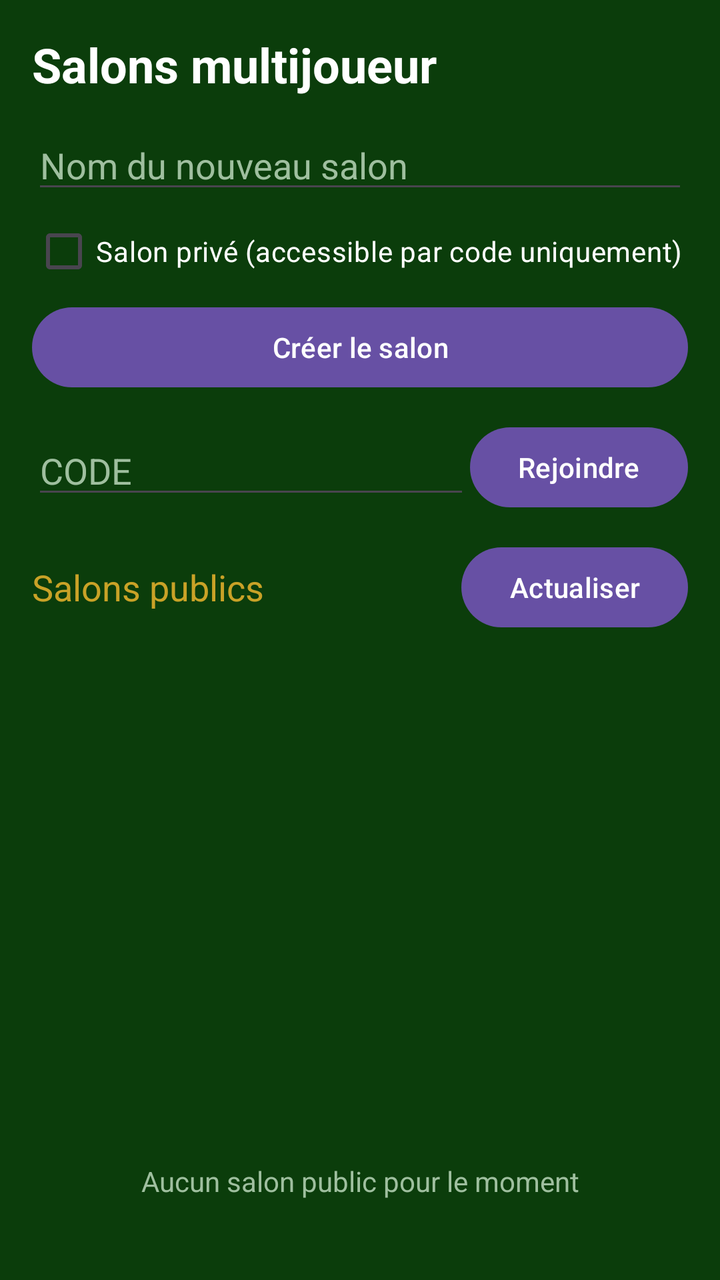
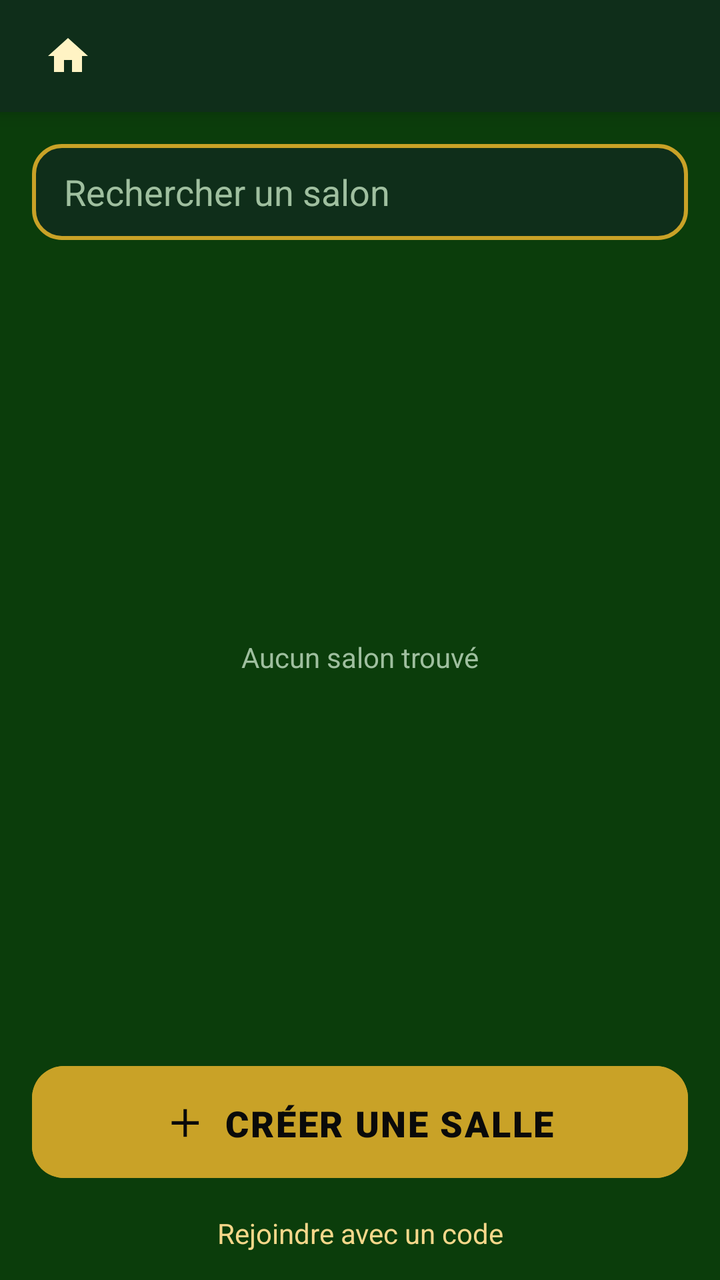

Screens rendered from an Android XML layout before and after an edit, with the pre-edit source and the edit as a unified diff.
<!-- AndroidManifest.xml: application theme Theme.My_Application_Sandbox -->
<!-- res/layout/activity_salon_list.xml -->
<?xml version="1.0" encoding="utf-8"?>
<LinearLayout xmlns:android="http://schemas.android.com/apk/res/android"
    android:id="@+id/main"
    android:layout_width="match_parent"
    android:layout_height="match_parent"
    android:background="#0B3D0B"
    android:orientation="vertical"
    android:padding="16dp">

    <TextView
        android:layout_width="wrap_content"
        android:layout_height="wrap_content"
        android:text="Salons multijoueur"
        android:textColor="#FFFFFF"
        android:textSize="24sp"
        android:textStyle="bold" />

    <EditText
        android:id="@+id/edit_salon_name"
        android:layout_width="match_parent"
        android:layout_height="wrap_content"
        android:layout_marginTop="12dp"
        android:hint="Nom du nouveau salon"
        android:maxLength="20"
        android:singleLine="true"
        android:textColor="#FFFFFF"
        android:textColorHint="#9FBF9F" />

    <CheckBox
        android:id="@+id/check_private"
        android:layout_width="wrap_content"
        android:layout_height="wrap_content"
        android:text="Salon privé (accessible par code uniquement)"
        android:textColor="#FFFFFF" />

    <Button
        android:id="@+id/btn_create_salon"
        android:layout_width="match_parent"
        android:layout_height="wrap_content"
        android:text="Créer le salon" />

    <LinearLayout
        android:layout_width="match_parent"
        android:layout_height="wrap_content"
        android:layout_marginTop="12dp"
        android:gravity="center_vertical"
        android:orientation="horizontal">

        <EditText
            android:id="@+id/edit_code"
            android:layout_width="0dp"
            android:layout_height="wrap_content"
            android:layout_weight="1"
            android:hint="CODE"
            android:inputType="textCapCharacters"
            android:maxLength="5"
            android:singleLine="true"
            android:textColor="#FFFFFF"
            android:textColorHint="#9FBF9F" />

        <Button
            android:id="@+id/btn_join_code"
            android:layout_width="wrap_content"
            android:layout_height="wrap_content"
            android:text="Rejoindre" />
    </LinearLayout>

    <LinearLayout
        android:layout_width="match_parent"
        android:layout_height="wrap_content"
        android:layout_marginTop="12dp"
        android:gravity="center_vertical"
        android:orientation="horizontal">

        <TextView
            android:layout_width="0dp"
            android:layout_height="wrap_content"
            android:layout_weight="1"
            android:text="Salons publics"
            android:textColor="#C9A227"
            android:textSize="18sp" />

        <Button
            android:id="@+id/btn_refresh"
            android:layout_width="wrap_content"
            android:layout_height="wrap_content"
            android:text="Actualiser" />
    </LinearLayout>

    <ListView
        android:id="@+id/list_salons"
        android:layout_width="match_parent"
        android:layout_height="0dp"
        android:layout_weight="1" />

    <TextView
        android:id="@+id/txt_empty"
        android:layout_width="match_parent"
        android:layout_height="wrap_content"
        android:gravity="center"
        android:padding="24dp"
        android:text="Aucun salon public pour le moment"
        android:textColor="#9FBF9F" />
</LinearLayout>
<!-- resources referenced by this layout -->
<resources>
  <style name="Theme.My_Application_Sandbox" parent="Base.Theme.My_Application_Sandbox" />
  <style name="Base.Theme.My_Application_Sandbox" parent="Theme.Material3.DayNight.NoActionBar">
          
          <item name="materialAlertDialogTheme">@style/Casino.Dialog</item>
          
      </style>
  <style name="Casino.Dialog" parent="ThemeOverlay.Material3.MaterialAlertDialog">
          <item name="colorSurface">#0F2E1A</item>
          <item name="colorOnSurface">#FFFFFF</item>
          <item name="colorOnSurfaceVariant">#F5D78A</item>
          <item name="colorPrimary">#C9A227</item>
          <item name="materialAlertDialogTitleTextStyle">@style/Casino.DialogTitle</item>
      </style>
  <style name="Casino.DialogTitle" parent="MaterialAlertDialog.Material3.Title.Text">
          <item name="android:textColor">#C9A227</item>
          <item name="android:textStyle">bold</item>
      </style>
</resources>

<!-- the commit's change to res/layout/activity_salon_list.xml (unified diff, before → after) -->
@@ -4,101 +4,88 @@
     android:layout_width="match_parent"
     android:layout_height="match_parent"
     android:background="#0B3D0B"
-    android:orientation="vertical"
-    android:padding="16dp">
+    android:orientation="vertical">
 
-    <TextView
-        android:layout_width="wrap_content"
-        android:layout_height="wrap_content"
-        android:text="Salons multijoueur"
-        android:textColor="#FFFFFF"
-        android:textSize="24sp"
-        android:textStyle="bold" />
+    <LinearLayout
+        android:id="@+id/topBar"
+        android:layout_width="match_parent"
+        android:layout_height="56dp"
+        android:background="#0F2E1A"
+        android:elevation="6dp"
+        android:gravity="center_vertical"
+        android:orientation="horizontal"
+        android:paddingHorizontal="12dp">
+
+        <ImageButton
+            android:id="@+id/btnHome"
+            android:layout_width="44dp"
+            android:layout_height="44dp"
+            android:background="?attr/selectableItemBackgroundBorderless"
+            android:contentDescription="Accueil"
+            android:src="@drawable/ic_home" />
+    </LinearLayout>
 
     <EditText
-        android:id="@+id/edit_salon_name"
+        android:id="@+id/edit_search"
         android:layout_width="match_parent"
-        android:layout_height="wrap_content"
-        android:layout_marginTop="12dp"
-        android:hint="Nom du nouveau salon"
-        android:maxLength="20"
+        android:layout_height="48dp"
+        android:layout_margin="16dp"
+        android:background="@drawable/card_bg"
+        android:hint="Rechercher un salon"
+        android:paddingHorizontal="16dp"
         android:singleLine="true"
         android:textColor="#FFFFFF"
         android:textColorHint="#9FBF9F" />
 
-    <CheckBox
-        android:id="@+id/check_private"
-        android:layout_width="wrap_content"
-        android:layout_height="wrap_content"
-        android:text="Salon privé (accessible par code uniquement)"
-        android:textColor="#FFFFFF" />
+    <FrameLayout
+        android:layout_width="match_parent"
+        android:layout_height="0dp"
+        android:layout_weight="1">
+
+        <ListView
+            android:id="@+id/list_salons"
+            android:layout_width="match_parent"
+            android:layout_height="match_parent"
+            android:clipToPadding="false"
+            android:divider="@android:color/transparent"
+            android:dividerHeight="10dp"
+            android:listSelector="@android:color/transparent"
+            android:paddingHorizontal="16dp" />
+
+        <TextView
+            android:id="@+id/txt_empty"
+            android:layout_width="match_parent"
+            android:layout_height="wrap_content"
+            android:layout_gravity="center"
+            android:gravity="center"
+            android:text="Aucun salon trouvé"
+            android:textColor="#9FBF9F" />
+    </FrameLayout>
 
     <Button
         android:id="@+id/btn_create_salon"
         android:layout_width="match_parent"
-        android:layout_height="wrap_content"
-        android:text="Créer le salon" />
+        android:layout_height="64dp"
+        android:layout_marginHorizontal="16dp"
+        android:layout_marginTop="8dp"
+        android:backgroundTint="#C9A227"
+        android:elevation="6dp"
+        android:fontFamily="sans-serif-black"
+        android:letterSpacing="0.05"
+        android:text="＋  CRÉER UNE SALLE"
+        android:textColor="#0A0A0A"
+        android:textSize="18sp"
+        app:cornerRadius="16dp"
+        xmlns:app="http://schemas.android.com/apk/res-auto" />
 
-    <LinearLayout
+    <TextView
+        android:id="@+id/btn_join_code"
         android:layout_width="match_parent"
         android:layout_height="wrap_content"
-        android:layout_marginTop="12dp"
-        android:gravity="center_vertical"
-        android:orientation="horizontal">
-
-        <EditText
-            android:id="@+id/edit_code"
-            android:layout_width="0dp"
-            android:layout_height="wrap_content"
-            android:layout_weight="1"
-            android:hint="CODE"
-            android:inputType="textCapCharacters"
-            android:maxLength="5"
-            android:singleLine="true"
-            android:textColor="#FFFFFF"
-            android:textColorHint="#9FBF9F" />
-
-        <Button
-            android:id="@+id/btn_join_code"
-            android:layout_width="wrap_content"
-            android:layout_height="wrap_content"
-            android:text="Rejoindre" />
-    </LinearLayout>
-
-    <LinearLayout
-        android:layout_width="match_parent"
-        android:layout_height="wrap_content"
-        android:layout_marginTop="12dp"
-        android:gravity="center_vertical"
-        android:orientation="horizontal">
-
-        <TextView
-            android:layout_width="0dp"
-            android:layout_height="wrap_content"
-            android:layout_weight="1"
-            android:text="Salons publics"
-            android:textColor="#C9A227"
-            android:textSize="18sp" />
-
-        <Button
-            android:id="@+id/btn_refresh"
-            android:layout_width="wrap_content"
-            android:layout_height="wrap_content"
-            android:text="Actualiser" />
-    </LinearLayout>
-
-    <ListView
-        android:id="@+id/list_salons"
-        android:layout_width="match_parent"
-        android:layout_height="0dp"
-        android:layout_weight="1" />
-
-    <TextView
-        android:id="@+id/txt_empty"
-        android:layout_width="match_parent"
-        android:layout_height="wrap_content"
+        android:background="?attr/selectableItemBackground"
         android:gravity="center"
-        android:padding="24dp"
-        android:text="Aucun salon public pour le moment"
-        android:textColor="#9FBF9F" />
+        android:padding="14dp"
+        android:text="Rejoindre avec un code"
+        android:textColor="#F5D78A"
+        android:textSize="14sp" />
 </LinearLayout>
<!-- resource entries referenced after the edit -->
@@ -1,5 +1,20 @@
 <!-- resources referenced by this layout -->
 <resources>
+  <!-- drawable card_bg (drawable) -->
+  <?xml version="1.0" encoding="utf-8"?>
+  <shape xmlns:android="http://schemas.android.com/apk/res/android">
+      <solid android:color="#0F2E1A"/>
+      <stroke android:width="2dp" android:color="#C9A227"/>
+      <corners android:radius="14dp"/>
+  </shape>
+  <!-- drawable ic_home (drawable) -->
+  <vector xmlns:android="http://schemas.android.com/apk/res/android"
+      android:width="24dp" android:height="24dp"
+      android:viewportWidth="24" android:viewportHeight="24">
+      <path
+          android:fillColor="#FFF3C4"
+          android:pathData="M10,20v-6h4v6h5v-8h3L12,3 2,12h3v8z"/>
+  </vector>
   <style name="Theme.My_Application_Sandbox" parent="Base.Theme.My_Application_Sandbox" />
   <style name="Base.Theme.My_Application_Sandbox" parent="Theme.Material3.DayNight.NoActionBar">
           
